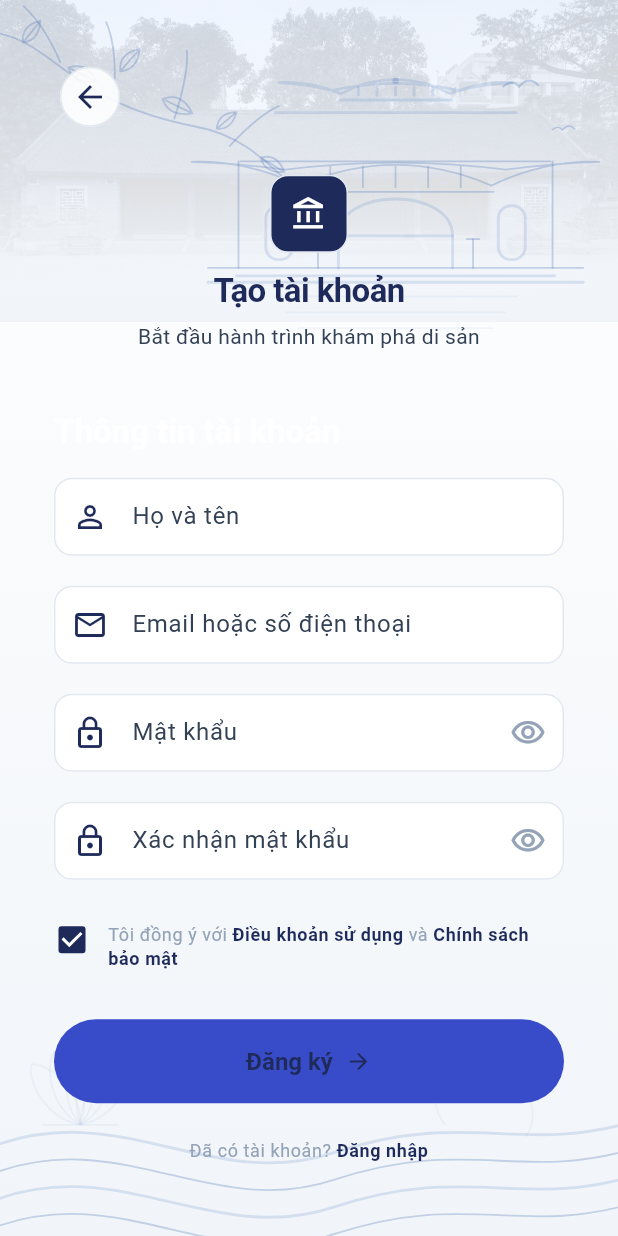
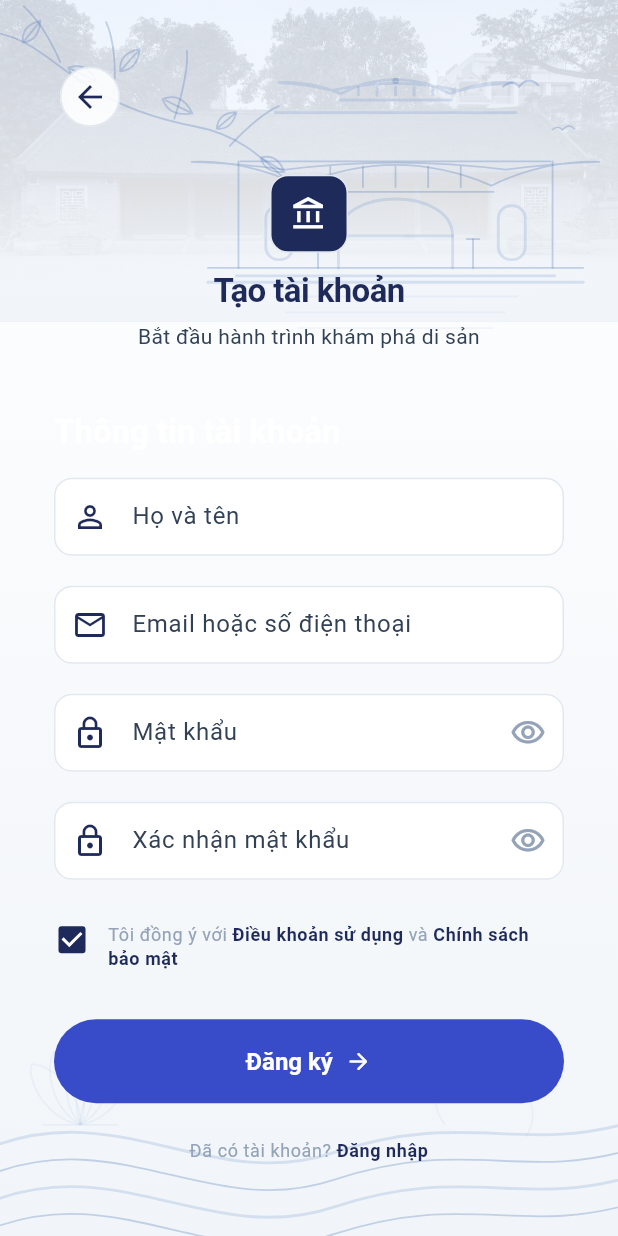
Before and after one commit to Hoangisme-ut/Hequantri_CSDL, a Flutter app: the SignupPage screen opened directly, on a phone screen of 412 x 824 dp. Run offline on Flutter 3.47's test engine with Material 3 defaults, Android fonts, the phone set to English and light mode, and no system bars; our stand-ins replace shared_preferences; missing offline and left inert: dchs_flutter_beacon; accounts and stored records are empty.

Commit message:
feat(mobile): localize signup and polish auth UI

```diff
--- a/mobile_app/lib/features/auth/auth_widgets.dart
+++ b/mobile_app/lib/features/auth/auth_widgets.dart
@@ -1002,61 +1002,6 @@ class _AuthPasswordFieldState extends State<AuthPasswordField> {
   }
 }
 
-class AuthSubmitButton extends StatelessWidget {
-  const AuthSubmitButton({
-    required this.label,
-    required this.onPressed,
-    this.isLoading = false,
-    this.buttonKey,
-    super.key,
-  });
-
-  final String label;
-  final VoidCallback? onPressed;
-  final bool isLoading;
-  final Key? buttonKey;
-
-  @override
-  Widget build(BuildContext context) {
-    return SizedBox(
-      height: 56,
-      child: FilledButton(
-        key: buttonKey,
-        onPressed: isLoading ? null : onPressed,
-        style: FilledButton.styleFrom(
-          backgroundColor: HeritagePalette.authCta,
-          foregroundColor: HeritagePalette.authNavy,
-          disabledBackgroundColor: HeritagePalette.authCta.withValues(
-            alpha: 0.5,
-          ),
-          disabledForegroundColor: HeritagePalette.authNavy.withValues(
-            alpha: 0.5,
-          ),
-          shape: const StadiumBorder(),
-          textStyle: const TextStyle(fontSize: 16, fontWeight: FontWeight.bold),
-        ),
-        child: isLoading
-            ? const SizedBox(
-                width: 24,
-                height: 24,
-                child: CircularProgressIndicator(
-                  strokeWidth: 2.5,
-                  color: HeritagePalette.authNavy,
-                ),
-              )
-            : Row(
-                mainAxisAlignment: MainAxisAlignment.center,
-                children: [
-                  Text(label),
-                  const SizedBox(width: AppSpacing.xSmall),
-                  const Icon(Icons.arrow_forward_rounded),
-                ],
-              ),
-      ),
-    );
-  }
-}
-
 String? validateEmail(
   String? value, {
   String requiredMessage = 'Vui lòng nhập email hoặc số điện thoại.',
--- a/mobile_app/lib/features/auth/login_page.dart
+++ b/mobile_app/lib/features/auth/login_page.dart
@@ -341,7 +341,7 @@ class _LoginPageState extends State<LoginPage> {
                 backgroundColor: Colors.white.withValues(alpha: 0.88),
                 side: const BorderSide(color: HeritagePalette.border),
                 shape: RoundedRectangleBorder(
-                  borderRadius: BorderRadius.circular(14),
+                  borderRadius: BorderRadius.circular(AppRadii.small),
                 ),
               ),
               child: Row(
--- a/mobile_app/lib/features/auth/signup_page.dart
+++ b/mobile_app/lib/features/auth/signup_page.dart
@@ -1,5 +1,6 @@
 import 'package:flutter/material.dart';
 
+import '../../l10n/app_strings.dart';
 import '../../theme/app_theme.dart';
 import 'auth_config.dart';
 import 'auth_service.dart';
@@ -37,12 +38,12 @@ class _SignupPageState extends State<SignupPage> {
   Future<void> _submit() async {
     if (!(_formKey.currentState?.validate() ?? false)) return;
 
+    final strings = AppStrings.of(context);
+
     if (!_agreeToTerms) {
       ScaffoldMessenger.of(context).showSnackBar(
-        const SnackBar(
-          content: Text(
-            'Vui lòng đồng ý với Điều khoản sử dụng và Chính sách bảo mật.',
-          ),
+        SnackBar(
+          content: Text(strings.signupTermsRequiredError),
         ),
       );
       return;
@@ -50,8 +51,8 @@ class _SignupPageState extends State<SignupPage> {
 
     if (widget.authService == null) {
       ScaffoldMessenger.of(context).showSnackBar(
-        const SnackBar(
-          content: Text('Biểu mẫu hợp lệ. Đăng ký chưa kết nối máy chủ.'),
+        SnackBar(
+          content: Text(strings.signupSubmitNotice),
         ),
       );
       return;
@@ -80,9 +81,9 @@ class _SignupPageState extends State<SignupPage> {
 
         if (!mounted) return;
         ScaffoldMessenger.of(context).showSnackBar(
-          const SnackBar(
-            content: Text('Đăng ký tài khoản thành công! Vui lòng đăng nhập.'),
-            backgroundColor: Color(0xFF10B981),
+          SnackBar(
+            content: Text(AppStrings.of(context).signupSuccess),
+            backgroundColor: const Color(0xFF10B981),
           ),
         );
         Navigator.of(context).pop();
@@ -90,23 +91,23 @@ class _SignupPageState extends State<SignupPage> {
         if (!mounted) return;
         if (e.failure == AuthFailure.emailAlreadyRegistered) {
           ScaffoldMessenger.of(context).showSnackBar(
-            const SnackBar(
-              content: Text('Email này đã được đăng ký trong hệ thống.'),
-              backgroundColor: Color(0xFFEF4444),
+            SnackBar(
+              content: Text(AppStrings.of(context).signupEmailAlreadyRegistered),
+              backgroundColor: const Color(0xFFEF4444),
             ),
           );
         } else {
           ScaffoldMessenger.of(context).showSnackBar(
-            const SnackBar(
-              content: Text('Biểu mẫu hợp lệ. Đăng ký chưa kết nối máy chủ.'),
+            SnackBar(
+              content: Text(AppStrings.of(context).signupSubmitNotice),
             ),
           );
         }
       } catch (_) {
         if (!mounted) return;
         ScaffoldMessenger.of(context).showSnackBar(
-          const SnackBar(
-            content: Text('Biểu mẫu hợp lệ. Đăng ký chưa kết nối máy chủ.'),
+          SnackBar(
+            content: Text(AppStrings.of(context).signupSubmitNotice),
           ),
         );
       }
@@ -124,6 +125,7 @@ class _SignupPageState extends State<SignupPage> {
     // SỬA LỖI: Tạo authTheme để đồng bộ màu sắc với LoginPage
     final baseTheme = Theme.of(context);
     final authTheme = AppTheme.auth(baseTheme);
+    final strings = AppStrings.of(context);
 
     final compactHeight = isCompactAuthViewport(context);
 
@@ -146,7 +148,7 @@ class _SignupPageState extends State<SignupPage> {
               Align(
                 alignment: Alignment.centerLeft,
                 child: IconButton.filledTonal(
-                  tooltip: 'Quay lại đăng nhập',
+                  tooltip: strings.signupBackToLoginTooltip,
                   onPressed: () => Navigator.of(context).pop(),
                   style: IconButton.styleFrom(
                     foregroundColor: HeritagePalette.primaryNavy,
@@ -161,8 +163,8 @@ class _SignupPageState extends State<SignupPage> {
 
               // Tiêu đề di sản.
               AuthBrandHeader(
-                title: 'Tạo tài khoản',
-                subtitle: 'Bắt đầu hành trình khám phá di sản',
+                title: strings.signupHeaderTitle,
+                subtitle: strings.signupHeaderSubtitle,
                 icon: Icons.account_balance_outlined,
                 seamless: true,
               ),
@@ -171,9 +173,8 @@ class _SignupPageState extends State<SignupPage> {
 
               Text(
                 key: const Key('signup-title'),
-                'Thông tin tài khoản',
+                strings.signupAccountInfoTitle,
                 style: authTheme.textTheme.titleLarge?.copyWith(
-                  // SỬA LỖI Ở DÒNG BÊN DƯỚI: Đổi primaryNavy thành authText (Trắng)
                   color: HeritagePalette.authText,
                   fontWeight: FontWeight.w700,
                 ),
@@ -186,9 +187,9 @@ class _SignupPageState extends State<SignupPage> {
                 controller: _fullNameController,
                 textInputAction: TextInputAction.next,
                 scrollPadding: const EdgeInsets.only(bottom: AppSpacing.xLarge),
-                decoration: const InputDecoration(
-                  labelText: 'Họ và tên',
-                  prefixIcon: Icon(Icons.person_outline),
+                decoration: InputDecoration(
+                  labelText: strings.signupFullNameLabel,
+                  prefixIcon: const Icon(Icons.person_outline),
                 ),
               ),
 
@@ -204,17 +205,17 @@ class _SignupPageState extends State<SignupPage> {
               AuthPasswordField(
                 key: const Key('signup-password'),
                 controller: _passwordController,
-                label: 'Mật khẩu',
+                label: strings.signupPasswordLabel,
                 textInputAction: TextInputAction.next,
                 validator: (value) {
                   if (value == null || value.isEmpty) {
-                    return 'Vui lòng nhập mật khẩu.';
+                    return strings.signupPasswordRequired;
                   }
                   if (value.length < 8) {
-                    return 'Mật khẩu phải có ít nhất 8 ký tự.';
+                    return strings.signupPasswordMinLength;
                   }
                   if (value.length > 128) {
-                    return 'Mật khẩu không được vượt quá 128 ký tự.';
+                    return strings.signupPasswordMaxLength;
                   }
                   return null;
                 },
@@ -225,13 +226,13 @@ class _SignupPageState extends State<SignupPage> {
               AuthPasswordField(
                 key: const Key('signup-confirm-password'),
                 controller: _confirmPasswordController,
-                label: 'Xác nhận mật khẩu',
+                label: strings.signupConfirmPasswordLabel,
                 validator: (value) {
                   if (value == null || value.isEmpty) {
-                    return 'Vui lòng xác nhận mật khẩu.';
+                    return strings.signupConfirmPasswordRequired;
                   }
                   if (value != _passwordController.text) {
-                    return 'Mật khẩu xác nhận không khớp.';
+                    return strings.signupPasswordMismatch;
                   }
                   return null;
                 },
@@ -240,20 +241,20 @@ class _SignupPageState extends State<SignupPage> {
               SizedBox(height: mediumGap),
 
               // Điều khoản sử dụng dạng Checkbox chuẩn mockup
-              _buildTermsCheckbox(authTheme),
+              _buildTermsCheckbox(authTheme, strings),
 
               SizedBox(height: largeGap),
 
               AuthSubmitButton(
                 buttonKey: const Key('signup-submit'),
-                label: 'Đăng ký',
+                label: strings.signupSubmit,
                 isLoading: _isLoading,
                 onPressed: _isLoading ? null : _submit,
               ),
 
               SizedBox(height: mediumGap),
 
-              _buildLoginPrompt(authTheme),
+              _buildLoginPrompt(authTheme, strings),
             ],
           ),
         ),
@@ -261,7 +262,7 @@ class _SignupPageState extends State<SignupPage> {
     );
   }
 
-  Widget _buildTermsCheckbox(ThemeData theme) {
+  Widget _buildTermsCheckbox(ThemeData theme, AppStrings strings) {
     return InkWell(
       key: const Key('signup-terms-agree'),
       borderRadius: BorderRadius.circular(8),
@@ -293,22 +294,22 @@ class _SignupPageState extends State<SignupPage> {
             Expanded(
               child: Text.rich(
                 TextSpan(
-                  text: 'Tôi đồng ý với ',
+                  text: strings.signupTermsAgreement,
                   style: theme.textTheme.bodySmall?.copyWith(
                     color: HeritagePalette.secondaryText,
                     height: 1.4,
                   ),
                   children: [
                     TextSpan(
-                      text: 'Điều khoản sử dụng',
+                      text: strings.signupTermsOfService,
                       style: theme.textTheme.bodySmall?.copyWith(
                         color: HeritagePalette.primaryNavy,
                         fontWeight: FontWeight.w700,
                       ),
                     ),
-                    const TextSpan(text: ' và '),
+                    TextSpan(text: strings.signupAndWord),
                     TextSpan(
-                      text: 'Chính sách bảo mật',
+                      text: strings.signupPrivacyPolicy,
                       style: theme.textTheme.bodySmall?.copyWith(
                         color: HeritagePalette.primaryNavy,
                         fontWeight: FontWeight.w700,
@@ -324,7 +325,7 @@ class _SignupPageState extends State<SignupPage> {
     );
   }
 
-  Widget _buildLoginPrompt(ThemeData theme) {
+  Widget _buildLoginPrompt(ThemeData theme, AppStrings strings) {
     return Center(
       child: InkWell(
         onTap: () => Navigator.of(context).pop(),
@@ -336,13 +337,13 @@ class _SignupPageState extends State<SignupPage> {
           ),
           child: Text.rich(
             TextSpan(
-              text: 'Đã có tài khoản? ',
+              text: strings.signupPromptQuestion,
               style: theme.textTheme.bodySmall?.copyWith(
                 color: HeritagePalette.secondaryText,
               ),
               children: [
                 TextSpan(
-                  text: 'Đăng nhập',
+                  text: strings.signupPromptAction,
                   style: theme.textTheme.bodySmall?.copyWith(
                     color: HeritagePalette.primaryNavy,
                     fontWeight: FontWeight.w700,
--- a/mobile_app/lib/shared/widgets/heritage_widgets.dart
+++ b/mobile_app/lib/shared/widgets/heritage_widgets.dart
@@ -48,34 +48,34 @@ class AuthSubmitButton extends StatelessWidget {
 
   @override
   Widget build(BuildContext context) {
-    final colorScheme = Theme.of(context).colorScheme;
-    final compact = MediaQuery.sizeOf(context).width < 400;
-
     return SizedBox(
+      height: 56,
       width: double.infinity,
       child: FilledButton(
         key: buttonKey,
         onPressed: isLoading ? null : onPressed,
         style: FilledButton.styleFrom(
-          minimumSize: const Size.fromHeight(52),
-          padding: EdgeInsets.symmetric(
-            horizontal: compact ? 12 : AppSpacing.medium,
-            vertical: 12,
+          backgroundColor: HeritagePalette.authCta,
+          foregroundColor: HeritagePalette.surface,
+          disabledBackgroundColor: HeritagePalette.authCta.withValues(
+            alpha: 0.5,
           ),
-          backgroundColor: colorScheme.secondary,
-          foregroundColor: colorScheme.onSecondary,
-          disabledBackgroundColor: colorScheme.secondary,
-          disabledForegroundColor: colorScheme.onSecondary,
-          shape: RoundedRectangleBorder(
-            borderRadius: BorderRadius.circular(AppRadii.medium),
+          disabledForegroundColor: HeritagePalette.surface.withValues(
+            alpha: 0.7,
+          ),
+          shape: const StadiumBorder(),
+          textStyle: const TextStyle(
+            fontSize: 16,
+            fontWeight: FontWeight.bold,
           ),
         ),
         child: isLoading
-            ? SizedBox.square(
-                dimension: 22,
+            ? const SizedBox(
+                width: 24,
+                height: 24,
                 child: CircularProgressIndicator(
-                  strokeWidth: 2,
-                  color: colorScheme.onSecondary,
+                  strokeWidth: 2.5,
+                  color: HeritagePalette.surface,
                 ),
               )
             : Row(
@@ -90,8 +90,8 @@ class AuthSubmitButton extends StatelessWidget {
                       textAlign: TextAlign.center,
                     ),
                   ),
-                  SizedBox(width: compact ? 4 : AppSpacing.small),
-                  Icon(Icons.arrow_forward_rounded, size: compact ? 16 : 18),
+                  const SizedBox(width: AppSpacing.xSmall),
+                  const Icon(Icons.arrow_forward_rounded, size: 18),
                 ],
               ),
       ),
```
Also changed, not shown: 1 other file.
